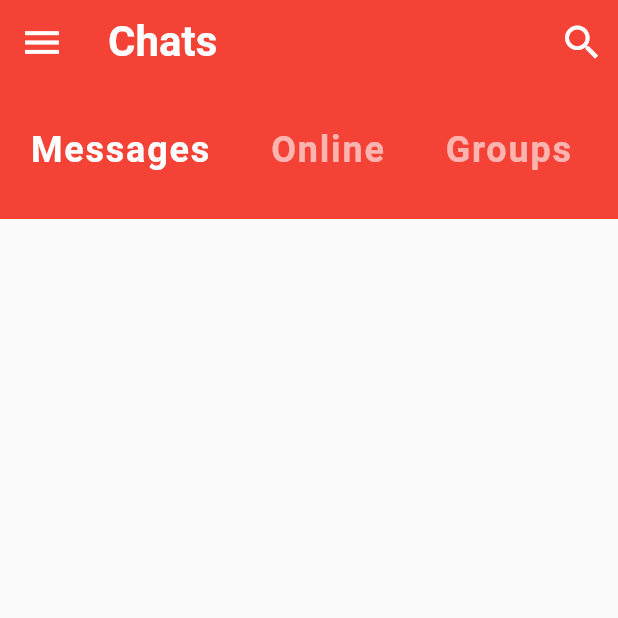
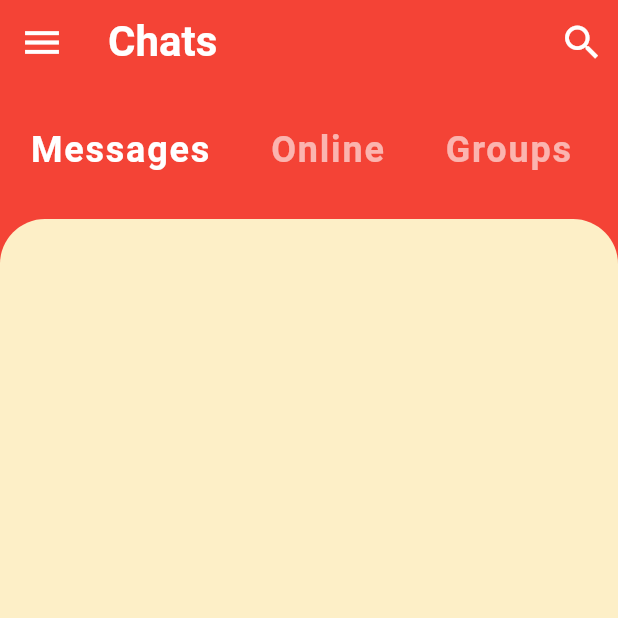
Before and after one commit to DulakshiAmarasooriya/Chat_UI, a Flutter app: the screen it shows after launch, on a phone screen of 412 x 824 dp, the top half of it. Run offline on Flutter 3.47's test engine with Material 2 defaults, Android fonts, the phone set to English and light mode, and no system bars.

Commit message:
Expanded Home Screen Container

```diff
--- a/lib/home_screen.dart
+++ b/lib/home_screen.dart
@@ -13,21 +13,22 @@ class _HomeScreenState extends State<HomeScreen> {
   @override
   Widget build(BuildContext context) {
     return Scaffold(
+      backgroundColor: Theme.of(context).primaryColor,
       appBar: AppBar(
         leading: IconButton(
-          icon: Icon(Icons.menu),
+          icon: const Icon(Icons.menu),
           iconSize: 30.0,
           color: Colors.white,
           onPressed: () {},
         ),
-        title: Text(
+        title: const Text(
           'Chats',
           style: TextStyle(fontSize: 28.0, fontWeight: FontWeight.bold),
         ),
         elevation: 0.0,
         actions: [
           IconButton(
-            icon: Icon(Icons.search),
+            icon: const Icon(Icons.search),
             iconSize: 30.0,
             color: Colors.white,
             onPressed: () {},
@@ -36,7 +37,19 @@ class _HomeScreenState extends State<HomeScreen> {
       ),
       body: Column(
         children: [
-          CategorySelector(),
+          const CategorySelector(),
+          Expanded(
+            child: Container(
+              decoration: BoxDecoration(
+                  color: Theme.of(context).accentColor,
+                  borderRadius: const BorderRadius.only(
+                      topLeft: Radius.circular(30.0),
+                      topRight: Radius.circular(30.0),
+                      ),
+                      ),
+
+            ),
+          ),
         ],
       ),
     );
--- a/lib/main.dart
+++ b/lib/main.dart
@@ -17,7 +17,7 @@ class MyApp extends StatelessWidget {
       debugShowCheckedModeBanner: false,
       theme: ThemeData(
         primarySwatch: Colors.red,
-        accentColor: Color(0xFFFEF9EB),
+        accentColor: Color.fromRGBO(253, 239, 199, 1),
       ),
       home: HomeScreen(),
     );
```
